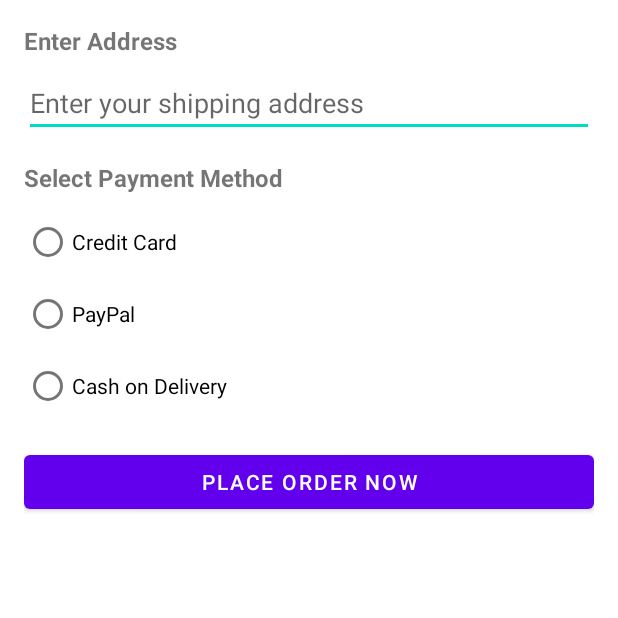
After one commit to jorgealbarracin00/EcommKOI, an Android app built with Jetpack Compose: the CheckoutActivity screen opened directly, with no data from a screen before it, on a phone screen of 412 x 824 dp, the top half of it. The commit adds this screen. Run offline under Robolectric (Android 15) with nearby library versions, the phone set to English and light mode, and no system bars; 1 statement that could not run was skipped.

Commit message:
CHECKOUT button and PLACE ORDER page

```diff
--- /dev/null
+++ b/app/src/main/java/com/example/ecommkoi/CheckoutActivity.kt
@@ -0,0 +1,82 @@
+package com.example.ecommkoi
+
+import android.os.Bundle
+import android.widget.*
+import androidx.appcompat.app.AppCompatActivity
+import kotlinx.coroutines.CoroutineScope
+import kotlinx.coroutines.Dispatchers
+import kotlinx.coroutines.launch
+import kotlinx.coroutines.withContext
+
+class CheckoutActivity : AppCompatActivity() {
+
+    private lateinit var etAddress: EditText
+    private lateinit var rgPaymentOptions: RadioGroup
+    private lateinit var btnPlaceOrder: Button
+
+    private var loggedInUserId: Int = -1
+
+    override fun onCreate(savedInstanceState: Bundle?) {
+        super.onCreate(savedInstanceState)
+        setContentView(R.layout.activity_checkout)
+
+        // Retrieve logged-in user ID
+        loggedInUserId = intent.getIntExtra("userId", -1)
+        if (loggedInUserId == -1) {
+            Toast.makeText(this, "Error: User not logged in.", Toast.LENGTH_SHORT).show()
+            finish()
+            return
+        }
+
+        // Initialize views
+        etAddress = findViewById(R.id.etAddress)
+        rgPaymentOptions = findViewById(R.id.rgPaymentOptions)
+        btnPlaceOrder = findViewById(R.id.btnPlaceOrder)
+
+        // Handle Place Order button click
+        btnPlaceOrder.setOnClickListener {
+            placeOrder()
+        }
+    }
+
+    private fun placeOrder() {
+        val address = etAddress.text.toString().trim()
+        val selectedPaymentMethod = when (rgPaymentOptions.checkedRadioButtonId) {
+            R.id.rbCreditCard -> "Credit Card"
+            R.id.rbPayPal -> "PayPal"
+            R.id.rbCashOnDelivery -> "Cash on Delivery"
+            else -> null
+        }
+
+        if (address.isEmpty()) {
+            Toast.makeText(this, "Please enter your address.", Toast.LENGTH_SHORT).show()
+            return
+        }
+
+        if (selectedPaymentMethod == null) {
+            Toast.makeText(this, "Please select a payment method.", Toast.LENGTH_SHORT).show()
+            return
+        }
+
+        CoroutineScope(Dispatchers.IO).launch {
+            try {
+                val database = AppDatabase.getDatabase(applicationContext)
+                // Simulate clearing the cart after order placement
+                database.userDao().deleteOrdersByUser(loggedInUserId)
+
+                withContext(Dispatchers.Main) {
+                    Toast.makeText(
+                        this@CheckoutActivity,
+                        "Order placed successfully! \nAddress: $address \nPayment: $selectedPaymentMethod",
+                        Toast.LENGTH_LONG
+                    ).show()
+                    finish() // Close the activity after placing the order
+                }
+            } catch (e: Exception) {
+                withContext(Dispatchers.Main) {
+                    Toast.makeText(this@CheckoutActivity, "Error placing order.", Toast.LENGTH_SHORT).show()
+                }
+            }
+        }
+    }
+}
--- a/app/src/main/java/com/example/ecommkoi/DAO.kt
+++ b/app/src/main/java/com/example/ecommkoi/DAO.kt
@@ -41,4 +41,7 @@ interface UserDAO {
     @Query("DELETE FROM orders WHERE id = :orderId")
     fun deleteOrder(orderId: Int)
 
+    @Query("DELETE FROM orders WHERE userId = :userId")
+    fun deleteOrdersByUser(userId: Int)
+
 }
--- /dev/null
+++ b/app/src/main/res/layout/activity_checkout.xml
@@ -0,0 +1,69 @@
+<ScrollView xmlns:android="http://schemas.android.com/apk/res/android"
+    android:layout_width="match_parent"
+    android:layout_height="match_parent"
+    android:padding="16dp">
+
+    <LinearLayout
+        android:layout_width="match_parent"
+        android:layout_height="wrap_content"
+        android:orientation="vertical">
+
+        <!-- Address Input -->
+        <TextView
+            android:layout_width="wrap_content"
+            android:layout_height="wrap_content"
+            android:text="Enter Address"
+            android:textStyle="bold"
+            android:textSize="16sp"
+            android:layout_marginBottom="8dp" />
+
+        <EditText
+            android:id="@+id/etAddress"
+            android:layout_width="match_parent"
+            android:layout_height="wrap_content"
+            android:hint="Enter your shipping address" />
+
+        <!-- Payment Options -->
+        <TextView
+            android:layout_width="wrap_content"
+            android:layout_height="wrap_content"
+            android:text="Select Payment Method"
+            android:textStyle="bold"
+            android:textSize="16sp"
+            android:layout_marginTop="16dp"
+            android:layout_marginBottom="8dp" />
+
+        <RadioGroup
+            android:id="@+id/rgPaymentOptions"
+            android:layout_width="match_parent"
+            android:layout_height="wrap_content"
+            android:orientation="vertical">
+
+            <RadioButton
+                android:id="@+id/rbCreditCard"
+                android:layout_width="wrap_content"
+                android:layout_height="wrap_content"
+                android:text="Credit Card" />
+
+            <RadioButton
+                android:id="@+id/rbPayPal"
+                android:layout_width="wrap_content"
+                android:layout_height="wrap_content"
+                android:text="PayPal" />
+
+            <RadioButton
+                android:id="@+id/rbCashOnDelivery"
+                android:layout_width="wrap_content"
+                android:layout_height="wrap_content"
+                android:text="Cash on Delivery" />
+        </RadioGroup>
+
+        <!-- Place Order Button -->
+        <Button
+            android:id="@+id/btnPlaceOrder"
+            android:layout_width="match_parent"
+            android:layout_height="wrap_content"
+            android:layout_marginTop="16dp"
+            android:text="PLACE ORDER NOW" />
+    </LinearLayout>
+</ScrollView>
```
Also changed, not shown: app/src/main/java/com/example/ecommkoi/CartActivity.kt (+21 -0 lines).
